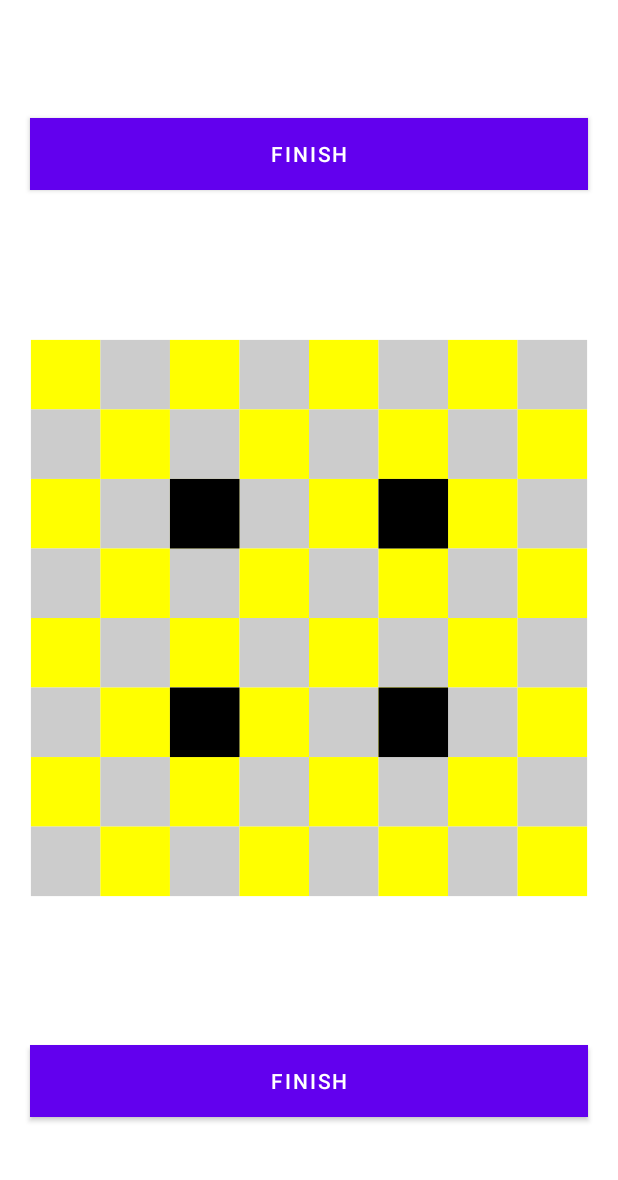
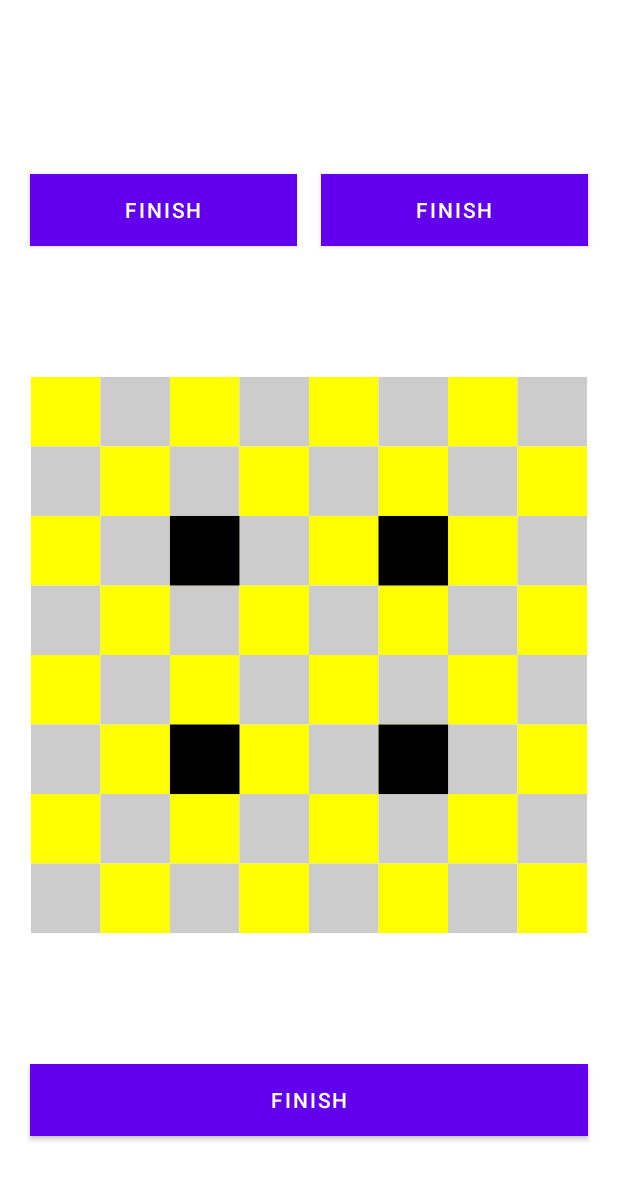
Before and after one commit to Saljithchettorusubhash/Arimma, an Android app: the layout activity_main.xml on its own in the app's theme, with its tools: preview values and no code run, on a phone screen of 412 x 824 dp. Shown: the top 1180 px of the screen. Run offline under Robolectric (Android 15) with nearby library versions, the phone set to English and light mode, and no system bars.

```diff
--- a/app/src/main/java/com/example/secondassignmentgame/ArimaCharacter.kt
+++ b/app/src/main/java/com/example/secondassignmentgame/ArimaCharacter.kt
@@ -2,7 +2,7 @@ package com.example.secondassignmentgame
 
 data class ArimaCharacter(
     val colPos:Int, val rowPos:Int, val player:ArimaPlayer,
-    val  strength: PlayerStrength, val drawable: Int, val selected:Boolean = false) {
+    val  strength: PlayerStrength, val drawable: Int, val selected:Boolean = false,val canMoveBackward: Boolean= true, val isFrozen: Boolean = false) {
     override fun toString(): String {
         return strength.toString()+"-"+ player.toString()+"-"+ colPos.toString()+"-"+rowPos.toString();
     }
--- a/app/src/main/java/com/example/secondassignmentgame/ICharacterService.kt
+++ b/app/src/main/java/com/example/secondassignmentgame/ICharacterService.kt
@@ -1,5 +1,6 @@
 package com.example.secondassignmentgame
 import com.example.secondassignmentgame.ArimaCharacter
+import com.example.secondassignmentgame.ArimaPlayer
 
 interface ICharacterService {
     fun position(rowPos:Int,colPos:Int) : ArimaCharacter?
@@ -7,4 +8,5 @@ interface ICharacterService {
     fun moveCharacter(fromRowPos:Int,fromColPos: Int, toRowPos: Int, toColPos:Int)
     fun finishMovement()
     fun getTurn():String?
+    fun getMessage():String?
 }
--- a/app/src/main/res/layout/activity_main.xml
+++ b/app/src/main/res/layout/activity_main.xml
@@ -5,12 +5,30 @@
     android:layout_height="match_parent"
     android:gravity="center"
     android:orientation="vertical">
+    <TextView
+        android:id="@+id/message"
+        android:layout_width="wrap_content"
+        android:layout_height="50dp"
+        android:gravity="center"
+        android:textAlignment="center"
+        android:textColor="#e91e63"
+        android:textStyle="normal" />
     <LinearLayout
         android:layout_weight="2"
         android:layout_marginStart="12dp"
         android:layout_marginEnd="12dp"
         android:layout_width="match_parent"
         android:layout_height="wrap_content">
+        <Button
+            android:id="@+id/turn"
+            android:layout_width="100dp"
+            android:layout_height="wrap_content"
+            android:layout_gravity="center"
+            android:layout_margin="8dp"
+            android:background="#2196f3"
+            android:text="@string/done"
+            android:layout_weight="1"
+            android:textColor="#FFFFFF" />
         <Button
             android:id="@+id/btn_silver_finish"
             android:layout_width="100dp"
@@ -20,9 +38,8 @@
             android:background="#2196f3"
             android:text="@string/done"
             android:layout_weight="1"
-             />
+            android:textColor="#FFFFFF" />
     </LinearLayout>
-
     <com.example.secondassignmentgame.GameStage
         android:id="@+id/stage"
         android:layout_width="wrap_content"
@@ -44,7 +61,7 @@
             android:background="#5eba7d"
             android:text="@string/done"
             android:layout_weight="1"
-            />
+            android:textColor="#FFFFFF" />
     </LinearLayout>
 
 </LinearLayout>
```
Also changed, not shown: app/src/main/java/com/example/secondassignmentgame/CharacterModel.kt (+94 -6 lines), app/src/main/java/com/example/secondassignmentgame/MainActivity.kt (+12 -0 lines).
